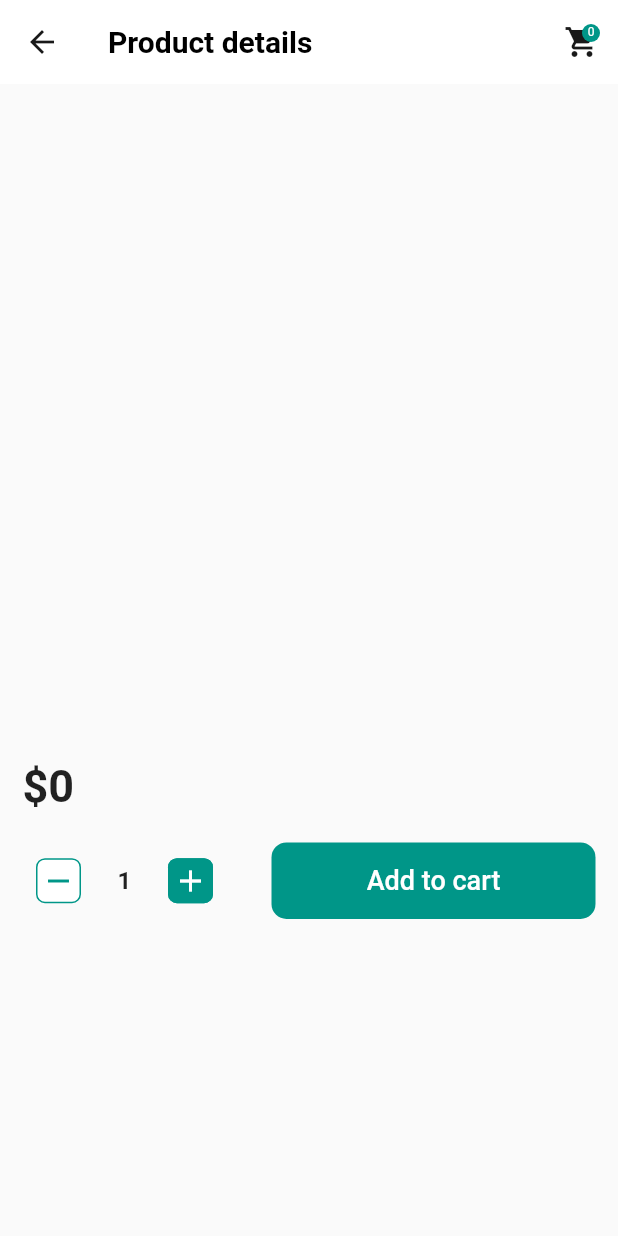
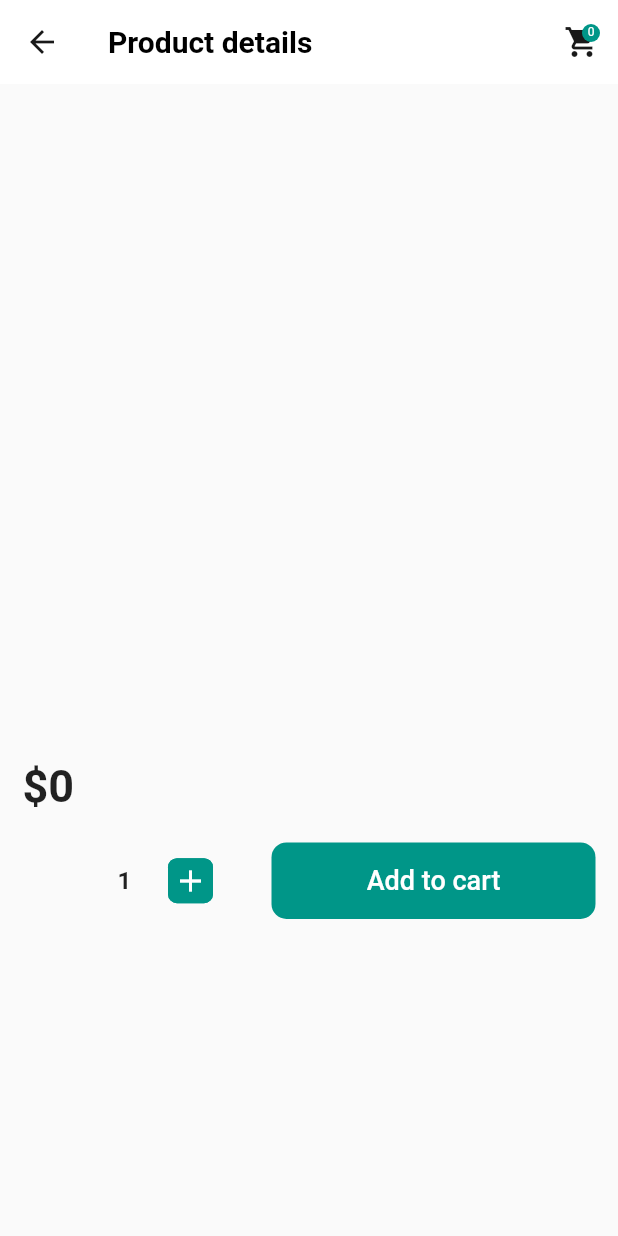
Before and after one commit to Starlight13/Flutter-ShoppingApp, a Flutter app: the ProductDetailsScreen screen opened directly with empty values, on a phone screen of 412 x 824 dp. Run offline on Flutter 3.47's test engine with Material 2 defaults, Android fonts, the phone set to English and light mode, and no system bars; drawn by our look-alikes of carousel_slider; our stand-ins replace cached_network_image, flutter_slidable, get_it, sticky_headers; generated files the repository leaves out were written again; network calls fail.

Commit message:
Reworked item counter and circular reveal

```diff
--- a/lib/screens/shared_components/item_counter.dart
+++ b/lib/screens/shared_components/item_counter.dart
@@ -6,12 +6,14 @@ class ItemCounter extends StatefulWidget {
     required this.onChange,
     this.initialCount,
     this.size = 30.0,
+    this.onDelete,
     Key? key,
   }) : super(key: key);
 
   final int? initialCount;
   final Function(int) onChange;
   final double size;
+  final void Function()? onDelete;
 
   @override
   State<ItemCounter> createState() => _ItemCounterState();
@@ -58,19 +60,25 @@ class _ItemCounterState extends State<ItemCounter>
   Widget build(BuildContext context) {
     return Row(
       children: [
-        SquareButton(
+        AnimatedOpacity(
+          opacity: qty == 1 && widget.onDelete == null ? 0.0 : 1.0,
+          duration: const Duration(milliseconds: 300),
+          child: SquareButton(
             buttonSize: widget.size,
             onPressed: () {
               if (qty - 1 >= 1) {
                 isPlus = false;
                 _controller.forward();
                 widget.onChange(--qty);
+              } else if (widget.onDelete != null) {
+                widget.onDelete!();
               }
             },
             buttonColor: Colors.white,
             child: const Icon(
               Icons.remove,
               color: Colors.teal,
+            ),
           ),
         ),
         SlideTransition(
```
Also changed, not shown: lib/main.dart (+12 -11 lines), lib/screens/cart_screen/cart_screen.dart (+18 -2 lines). Lines whose indentation alone changed are shown as unchanged.
